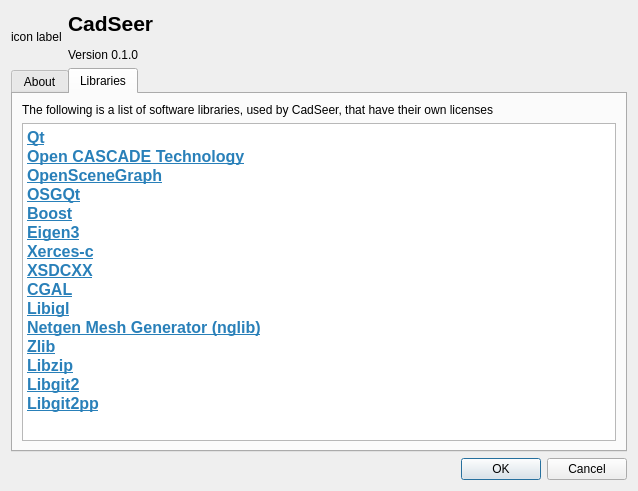
The window that dialogs/about.ui (msnh2012/CAD_cadseer) describes before a commit, drawn with Qt 5.
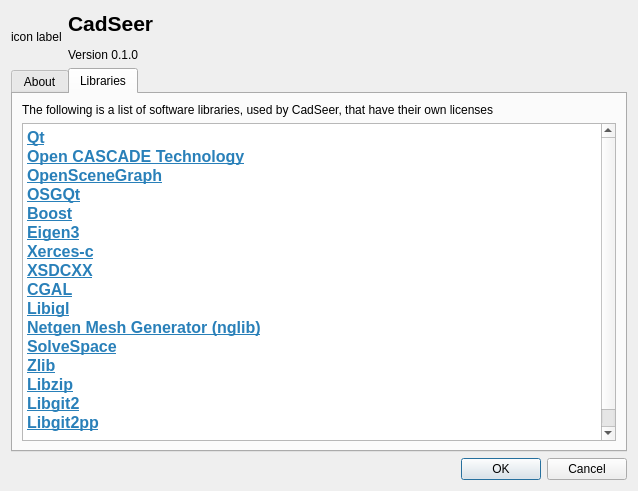
The same window after the commit. The open tabs and pages were chosen to show the change.

Commit message: Cadseer: update about dialog and project readme to include solvespace

```diff
--- a/dialogs/about.ui
+++ b/dialogs/about.ui
@@ -745,6 +745,7 @@
 &lt;p style=&quot; margin-top:0px; margin-bottom:0px; margin-left:0px; margin-right:0px; -qt-block-indent:0; text-indent:0px;&quot;&gt;&lt;a href=&quot;https://www.cgal.org/&quot;&gt;&lt;span style=&quot; font-size:12pt; font-weight:600; text-decoration: underline; color:#2980b9;&quot;&gt;CGAL&lt;/span&gt;&lt;/a&gt;&lt;/p&gt;
 &lt;p style=&quot; margin-top:0px; margin-bottom:0px; margin-left:0px; margin-right:0px; -qt-block-indent:0; text-indent:0px;&quot;&gt;&lt;a href=&quot;http://libigl.github.io/libigl/&quot;&gt;&lt;span style=&quot; font-size:12pt; font-weight:600; text-decoration: underline; color:#2980b9;&quot;&gt;Libigl&lt;/span&gt;&lt;/a&gt;&lt;/p&gt;
 &lt;p style=&quot; margin-top:0px; margin-bottom:0px; margin-left:0px; margin-right:0px; -qt-block-indent:0; text-indent:0px;&quot;&gt;&lt;a href=&quot;https://ngsolve.org/&quot;&gt;&lt;span style=&quot; font-size:12pt; font-weight:600; text-decoration: underline; color:#2980b9;&quot;&gt;Netgen Mesh Generator (nglib)&lt;/span&gt;&lt;/a&gt;&lt;/p&gt;
+&lt;p style=&quot; margin-top:0px; margin-bottom:0px; margin-left:0px; margin-right:0px; -qt-block-indent:0; text-indent:0px;&quot;&gt;&lt;a href=&quot;http://solvespace.com/index.pl&quot;&gt;&lt;span style=&quot; font-size:12pt; font-weight:600; text-decoration: underline; color:#2980b9;&quot;&gt;SolveSpace&lt;/span&gt;&lt;/a&gt;&lt;/p&gt;
 &lt;p style=&quot; margin-top:0px; margin-bottom:0px; margin-left:0px; margin-right:0px; -qt-block-indent:0; text-indent:0px;&quot;&gt;&lt;a href=&quot;https://zlib.net/&quot;&gt;&lt;span style=&quot; font-size:12pt; font-weight:600; text-decoration: underline; color:#2980b9;&quot;&gt;Zlib&lt;/span&gt;&lt;/a&gt;&lt;/p&gt;
 &lt;p style=&quot; margin-top:0px; margin-bottom:0px; margin-left:0px; margin-right:0px; -qt-block-indent:0; text-indent:0px;&quot;&gt;&lt;a href=&quot;https://libzip.org/&quot;&gt;&lt;span style=&quot; font-size:12pt; font-weight:600; text-decoration: underline; color:#2980b9;&quot;&gt;Libzip&lt;/span&gt;&lt;/a&gt;&lt;/p&gt;
 &lt;p style=&quot; margin-top:0px; margin-bottom:0px; margin-left:0px; margin-right:0px; -qt-block-indent:0; text-indent:0px;&quot;&gt;&lt;a href=&quot;https://libgit2.github.com/&quot;&gt;&lt;span style=&quot; font-size:12pt; font-weight:600; text-decoration: underline; color:#2980b9;&quot;&gt;Libgit2&lt;/span&gt;&lt;/a&gt;&lt;/p&gt;
```
The commit also changes 1 other file.
